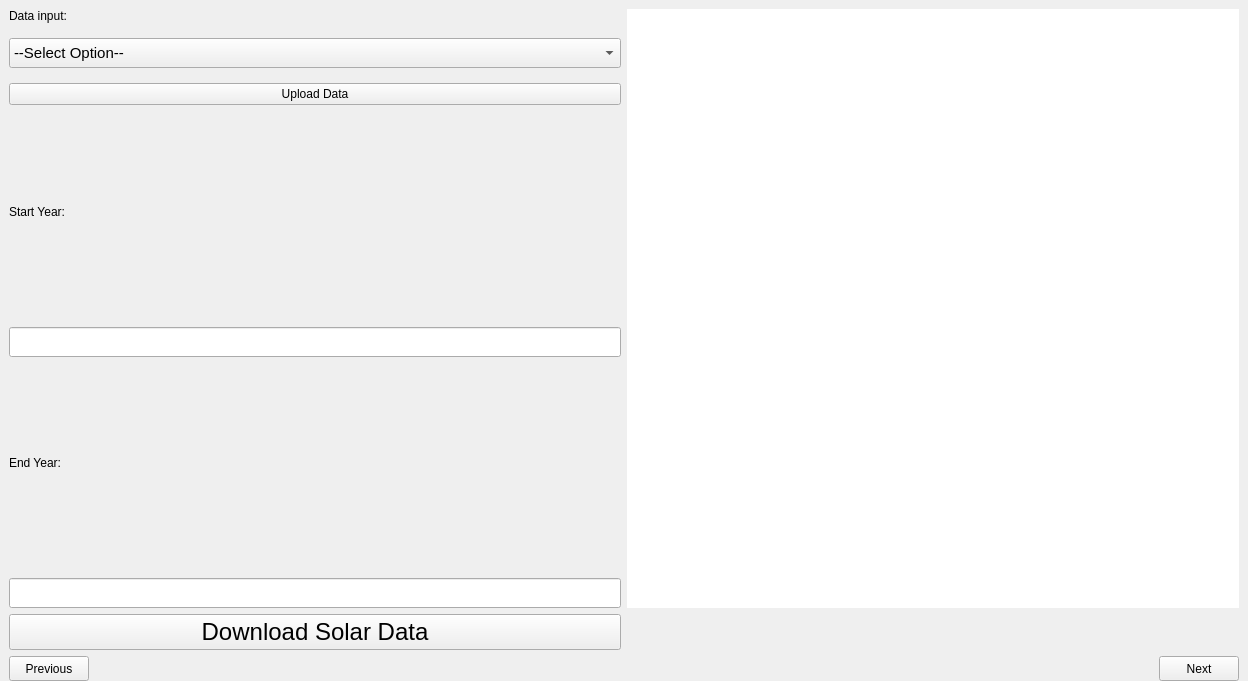
Before: the Qt Designer form progress/ui/forms/solar/solar.ui in sandialabs/snl-progress, drawn with Qt 5.
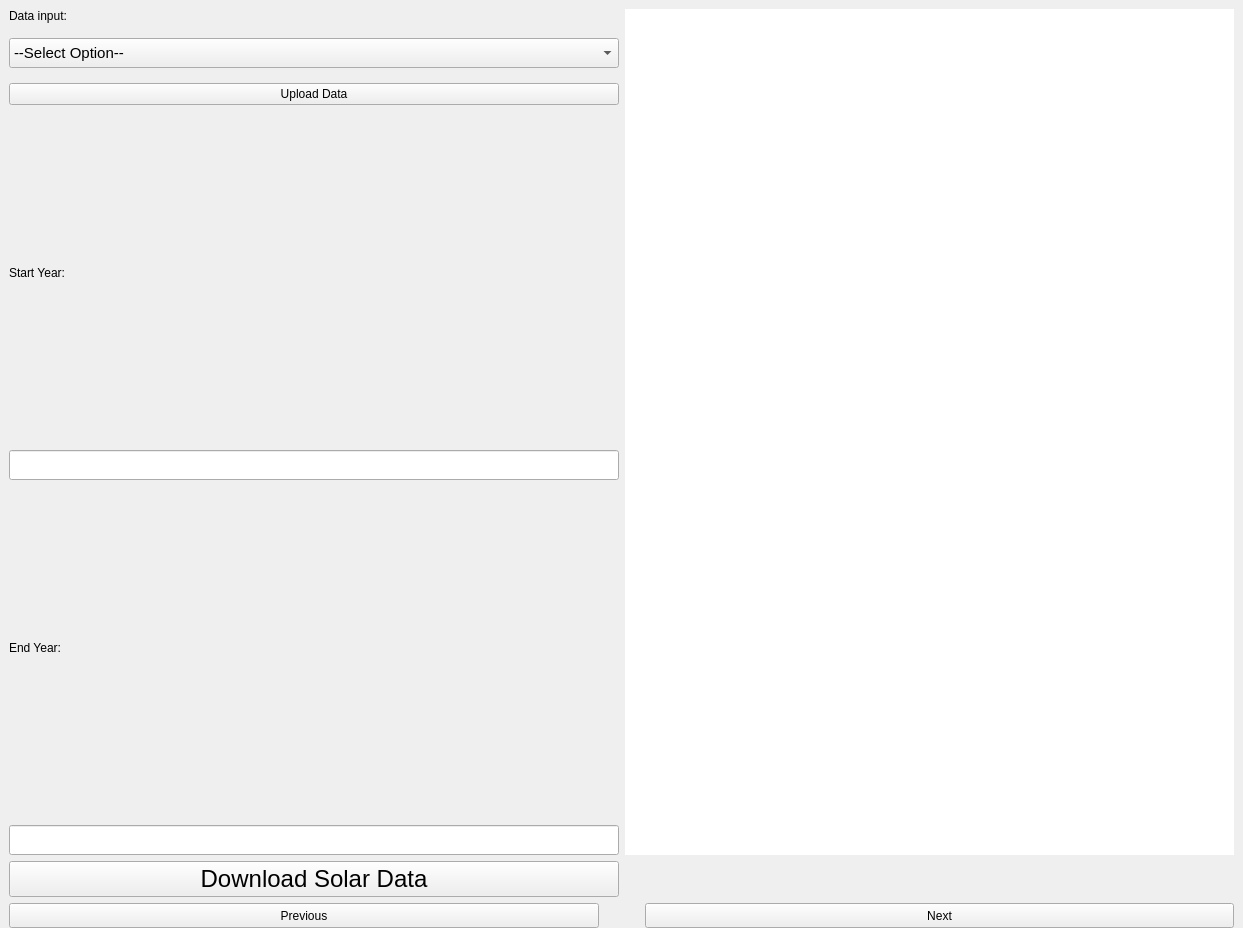
After: the same form once the commit is applied. Icons and pictures are not drawn.

What changed in the file:
```diff
--- a/progress/ui/forms/solar/solar.ui
+++ b/progress/ui/forms/solar/solar.ui
@@ -6,8 +6,8 @@
    <rect>
     <x>0</x>
     <y>0</y>
-    <width>1248</width>
-    <height>681</height>
+    <width>1243</width>
+    <height>928</height>
    </rect>
   </property>
   <property name="windowTitle">
@@ -49,6 +49,9 @@
       <number>0</number>
      </property>
      <widget class="QWidget" name="page_4">
+      <property name="enabled">
+       <bool>true</bool>
+      </property>
       <property name="sizePolicy">
        <sizepolicy hsizetype="Expanding" vsizetype="Expanding">
         <horstretch>0</horstretch>
@@ -150,6 +153,7 @@
                 <font>
                  <family>Arial</family>
                  <pointsize>18</pointsize>
+                 <weight>50</weight>
                  <italic>false</italic>
                  <bold>false</bold>
                 </font>
@@ -192,10 +196,7 @@
                 <item>
                  <widget class="QFrame" name="solar_frame">
                   <property name="frameShape">
-                   <enum>QFrame::Shape::NoFrame</enum>
-                  </property>
-                  <property name="frameShadow">
-                   <enum>QFrame::Shadow::Raised</enum>
+                   <enum>QFrame::NoFrame</enum>
                   </property>
                   <layout class="QVBoxLayout" name="verticalLayout_3">
                    <property name="spacing">
@@ -325,10 +326,7 @@
                 <item>
                  <widget class="QFrame" name="solar_frame_2">
                   <property name="frameShape">
-                   <enum>QFrame::Shape::NoFrame</enum>
-                  </property>
-                  <property name="frameShadow">
-                   <enum>QFrame::Shadow::Raised</enum>
+                   <enum>QFrame::NoFrame</enum>
                   </property>
                   <layout class="QVBoxLayout" name="verticalLayout_4">
                    <property name="spacing">
@@ -375,10 +373,7 @@
                 <item>
                  <widget class="QFrame" name="solar_frame_3">
                   <property name="frameShape">
-                   <enum>QFrame::Shape::NoFrame</enum>
-                  </property>
-                  <property name="frameShadow">
-                   <enum>QFrame::Shadow::Raised</enum>
+                   <enum>QFrame::NoFrame</enum>
                   </property>
                   <layout class="QVBoxLayout" name="verticalLayout_5">
                    <property name="spacing">
@@ -476,9 +471,6 @@
              </item>
              <item>
               <spacer name="horizontalSpacer_2">
-               <property name="orientation">
-                <enum>Qt::Orientation::Horizontal</enum>
-               </property>
                <property name="sizeHint" stdset="0">
                 <size>
                  <width>40</width>
```
Left out of the diff: 45 changed lines with no effect on the pictures.
